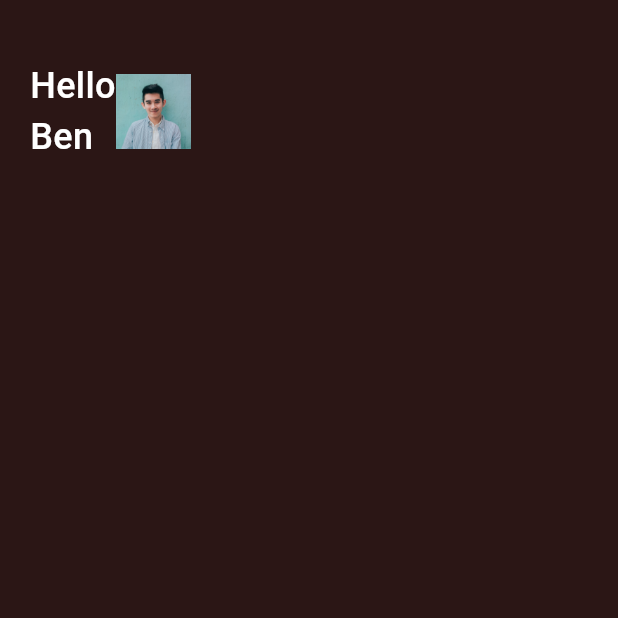
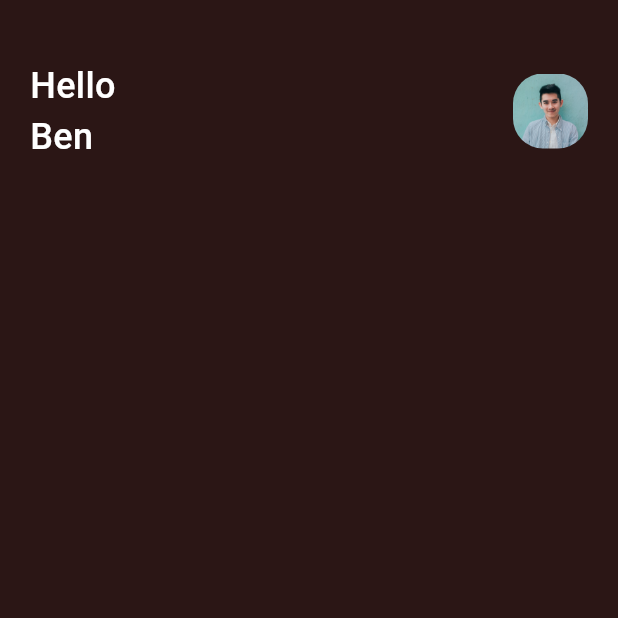
Before and after one commit to adogbeji/FlutterBarberBookingApp, a Flutter app: the screen it shows after launch, on a phone screen of 412 x 824 dp, the top half of it. Run offline on Flutter 3.47's test engine with Material 3 defaults, Android fonts, the phone set to English and light mode, and no system bars.

Commit message:
Set border radius on image in home screen

```diff
--- a/lib/views/screens/home_screen.dart
+++ b/lib/views/screens/home_screen.dart
@@ -13,10 +13,11 @@ class _HomeScreenState extends State<HomeScreen> {
     return Scaffold(
       backgroundColor: const Color(0xFF2B1615),
       body: Container(
-        margin: const EdgeInsets.only(top: 40, left: 20),
+        margin: const EdgeInsets.only(top: 40, left: 20, right: 20),
         child: Column(
           children: [
             Row(
+              mainAxisAlignment: MainAxisAlignment.spaceBetween,
               children: [
                 const Column(
                   crossAxisAlignment: CrossAxisAlignment.start,
@@ -40,7 +41,15 @@ class _HomeScreenState extends State<HomeScreen> {
                   ],
                 ),
 
-                Image.asset('assets/images/boy.jpg', width: 50, height: 50, fit: BoxFit.cover,),
+                ClipRRect(
+                  borderRadius: BorderRadius.circular(20),
+                  child: Image.asset(
+                    'assets/images/boy.jpg',
+                    width: 50,
+                    height: 50,
+                    fit: BoxFit.cover,
+                  ),
+                ),
 
                 // Text(
                 //   'Hello',
```
